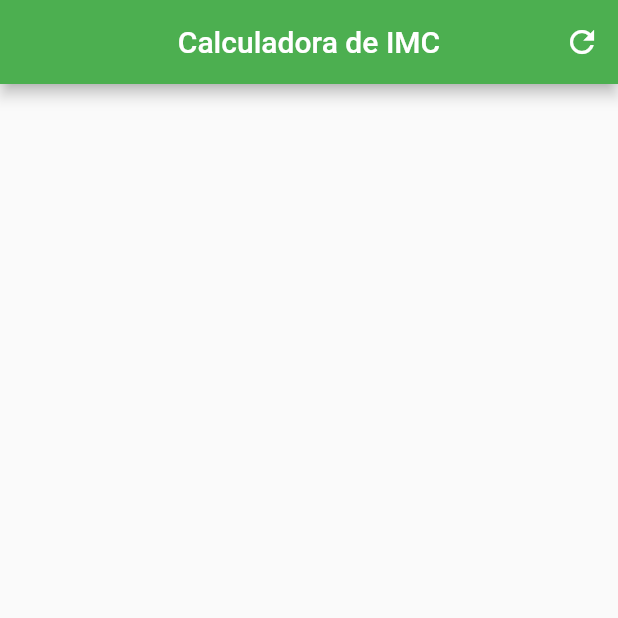
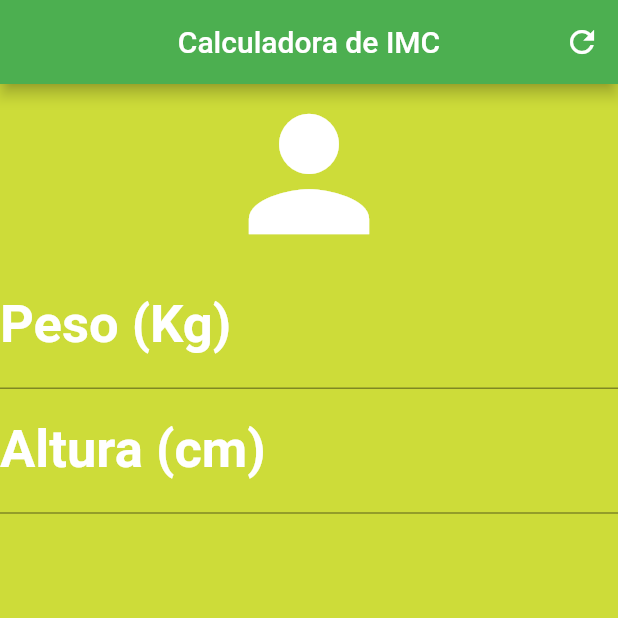
Before and after one commit to alexpereira2004/Simple_IMC_Calculator, a Flutter app: the screen it shows after launch, on a phone screen of 412 x 824 dp, the top half of it. Run offline on Flutter 3.47's test engine with Material 2 defaults, Android fonts, the light colour scheme and no system bars.

Commit message:
Adicionados os Inputs de peso e altura

```diff
--- a/lib/main.dart
+++ b/lib/main.dart
@@ -29,6 +29,45 @@ class _HomeState extends State<Home> {
           )
         ],
       ),
+      backgroundColor: Colors.lime,
+      body: Column(
+        crossAxisAlignment: CrossAxisAlignment.stretch,
+        children: [
+          Icon(
+            Icons.person,
+            size: 120,
+            color: Colors.white,
+          ),
+          TextField(
+            keyboardType: TextInputType.number,
+            cursorColor: Colors.white,
+            textAlign: TextAlign.center,
+            style: TextStyle(color: Colors.white, fontSize: 25),
+            decoration: InputDecoration(
+                labelText: "Peso (Kg)",
+                fillColor: Colors.white,
+                labelStyle: TextStyle(
+                  color: Colors.white,
+                  fontSize: 35,
+                  fontWeight: FontWeight.w700
+                )),
+          ),
+          TextField(
+            keyboardType: TextInputType.number,
+            cursorColor: Colors.white,
+            textAlign: TextAlign.center,
+            style: TextStyle(color: Colors.white, fontSize: 25),
+            decoration: InputDecoration(
+                labelText: "Altura (cm)",
+                fillColor: Colors.white,
+                labelStyle: TextStyle(
+                  color: Colors.white,
+                  fontSize: 35,
+                  fontWeight: FontWeight.w700
+                )),
+          )
+        ],
+      ),
     );
   }
 }
```
